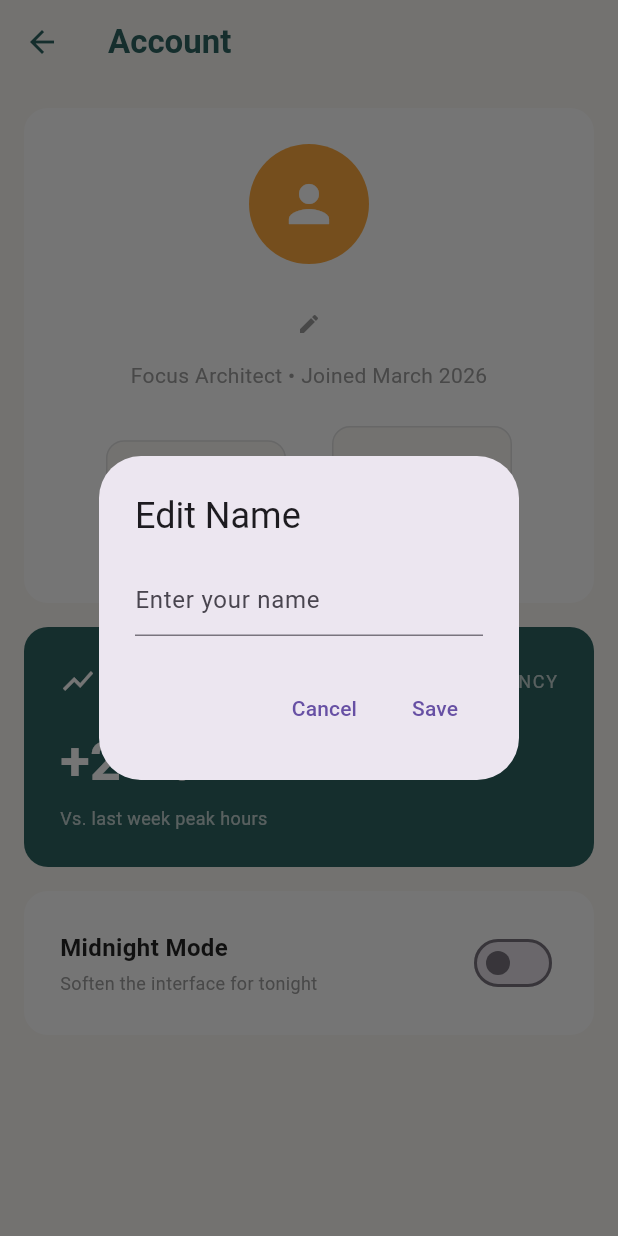
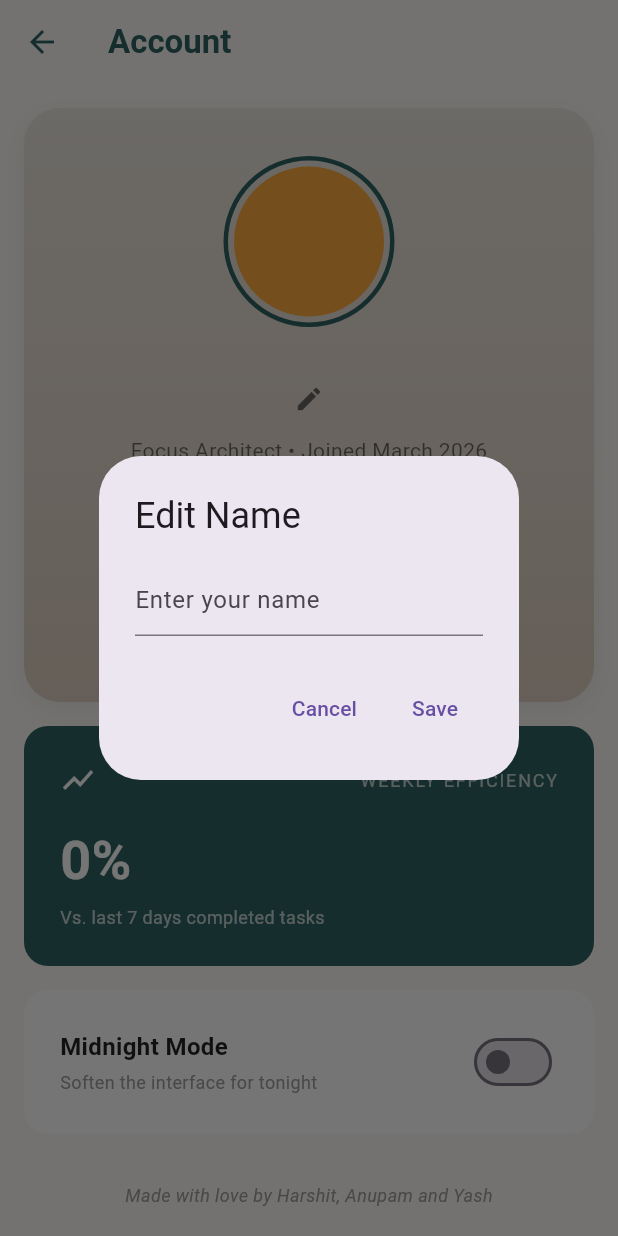
Before and after one commit to Itsharshitgoat/taskMaster, a Flutter app: the ProfileScreen screen opened directly, after a tap on the "edit" icon, on a phone screen of 412 x 824 dp. Run offline on Flutter 3.47's test engine with Material 3 defaults, Android fonts, the phone set to English and light mode, and no system bars; our stand-ins replace flutter_svg, image_picker, shared_preferences, sqflite; accounts and stored records are empty.

Commit message:
feat: update search UX, dynamic profile stats, and category picking
- Changed search logic so tapping the icon expands the input alongside the Morning Briefing text instead of hiding it.
- Replaced the default Android Date Picker with a custom themed CustomDatePicker.
- Added dynamic category creation (+ chip) allowing users to add custom categories inside the Add Task screen.
- Redesigned Profile Screen card: larger avatar, centralized text, gradient background (Arc Browser style).
- Added `image_picker` dependency to allow setting a custom profile picture by tapping the avatar.
- Calculated dynamic Weekly Efficiency (+X%) by comparing completed tasks from the past 7 days against the previous 7 days.
- Added "Made with love by Harshit, Anupam and Yash" at the bottom of the profile page.
- Rebuilt APK.

Co-authored-by: Itsharshitgoat <200472906+Itsharshitgoat@users.noreply.github.com>

```diff
--- a/lib/providers/task_provider.dart
+++ b/lib/providers/task_provider.dart
@@ -58,6 +58,18 @@ class TaskProvider with ChangeNotifier {
   List<Task> get completedTasks {
     final list = _tasks.where((t) => t.isCompleted).toList();
     return _filterSearch(list);
+  }
+
+  int get weeklyEfficiency {
+    final now = DateTime.now();
+    final last7Days = _tasks.where((t) => t.isCompleted && now.difference(t.createdAt).inDays <= 7).length;
+    final previous7Days = _tasks.where((t) => t.isCompleted && now.difference(t.createdAt).inDays > 7 && now.difference(t.createdAt).inDays <= 14).length;
+
+    if (previous7Days == 0) {
+      return last7Days > 0 ? 100 : 0;
+    }
+
+    return (((last7Days - previous7Days) / previous7Days) * 100).round();
   }
 
   Future<void> loadTasks() async {
--- a/lib/providers/user_provider.dart
+++ b/lib/providers/user_provider.dart
@@ -5,9 +5,13 @@ class UserProvider with ChangeNotifier {
   final PrefsService _prefsService = PrefsService();
   String _userName = "Elena Vance";
   DateTime _joinDate = DateTime.now();
+  String? _profileImagePath;
+  List<String> _categories = [];
 
   String get userName => _userName;
   DateTime get joinDate => _joinDate;
+  String? get profileImagePath => _profileImagePath;
+  List<String> get categories => _categories;
 
   UserProvider() {
     _loadUser();
@@ -17,6 +21,8 @@ class UserProvider with ChangeNotifier {
     _userName = await _prefsService.getUserName();
     final dateStr = await _prefsService.getJoinDate();
     _joinDate = DateTime.parse(dateStr);
+    _profileImagePath = await _prefsService.getProfileImage();
+    _categories = await _prefsService.getCategories();
     notifyListeners();
   }
 
@@ -25,4 +31,18 @@ class UserProvider with ChangeNotifier {
     await _prefsService.setUserName(name);
     notifyListeners();
   }
+
+  Future<void> updateProfileImage(String path) async {
+    _profileImagePath = path;
+    await _prefsService.setProfileImage(path);
+    notifyListeners();
+  }
+
+  Future<void> addCategory(String category) async {
+    if (!_categories.contains(category)) {
+      _categories.add(category);
+      await _prefsService.setCategories(_categories);
+      notifyListeners();
+    }
+  }
 }
--- a/lib/screens/profile_screen.dart
+++ b/lib/screens/profile_screen.dart
@@ -1,6 +1,8 @@
+import 'dart:io';
 import 'package:flutter/material.dart';
 import 'package:provider/provider.dart';
 import 'package:intl/intl.dart';
+import 'package:image_picker/image_picker.dart';
 import '../providers/theme_provider.dart';
 import '../providers/user_provider.dart';
 import '../providers/task_provider.dart';
@@ -20,6 +22,14 @@ class ProfileScreen extends StatelessWidget {
     if (completedTasks < 200) return 'Elite Performer';
     if (completedTasks < 300) return 'Legend';
     return 'Supreme Architect';
+  }
+
+  Future<void> _pickImage(UserProvider userProvider) async {
+    final ImagePicker picker = ImagePicker();
+    final XFile? image = await picker.pickImage(source: ImageSource.gallery);
+    if (image != null) {
+      await userProvider.updateProfileImage(image.path);
+    }
   }
 
   void _editName(BuildContext context, UserProvider userProvider) {
@@ -75,29 +85,57 @@ class ProfileScreen extends StatelessWidget {
           final isDark = themeProvider.isDarkMode;
           final cardColor = isDark ? const Color(0xFF1E1E1E) : Colors.white;
           final textColor = isDark ? Colors.white : Colors.black87;
+          final weeklyEff = taskProvider.weeklyEfficiency;
+          final effText = weeklyEff > 0 ? '+$weeklyEff%' : '$weeklyEff%';
 
           return ListView(
             padding: const EdgeInsets.all(16),
             children: [
               Container(
-                padding: const EdgeInsets.all(24),
+                width: double.infinity,
+                padding: const EdgeInsets.all(32),
                 decoration: BoxDecoration(
-                  color: cardColor,
-                  borderRadius: BorderRadius.circular(16),
+                  gradient: LinearGradient(
+                    colors: [
+                      isDark ? const Color(0xFF3E3A35) : const Color(0xFFEBE6DF),
+                      isDark ? const Color(0xFF2A2722) : const Color(0xFFDED0C1),
+                    ],
+                    begin: Alignment.topCenter,
+                    end: Alignment.bottomCenter,
+                  ),
+                  borderRadius: BorderRadius.circular(24),
+                  boxShadow: [
+                    BoxShadow(color: Colors.black.withValues(alpha: 0.05), blurRadius: 10, offset: const Offset(0, 5))
+                  ]
                 ),
                 child: Column(
                   children: [
-                    const CircleAvatar(radius: 40, backgroundColor: Colors.orangeAccent, child: Icon(Icons.person, color: Colors.white, size: 40)),
-                    const SizedBox(height: 16),
+                    GestureDetector(
+                      onTap: () => _pickImage(userProvider),
+                      child: Container(
+                        padding: const EdgeInsets.all(4),
+                        decoration: BoxDecoration(
+                          shape: BoxShape.circle,
+                          border: Border.all(color: isDark ? const Color(0xFF4FA8A4) : const Color(0xFF2E6562), width: 3),
+                        ),
+                        child: CircleAvatar(
+                          radius: 50,
+                          backgroundColor: Colors.orangeAccent,
+                          backgroundImage: userProvider.profileImagePath != null ? FileImage(File(userProvider.profileImagePath!)) : null,
+                          child: userProvider.profileImagePath == null ? const Icon(Icons.person, color: Colors.white, size: 50) : null,
+                        ),
+                      ),
+                    ),
+                    const SizedBox(height: 24),
                     Row(
                       mainAxisAlignment: MainAxisAlignment.center,
                       children: [
-                        Text(userProvider.userName, style: TextStyle(fontSize: 24, fontWeight: FontWeight.bold, color: textColor)),
-                        IconButton(icon: const Icon(Icons.edit, size: 16, color: Colors.grey), onPressed: () => _editName(context, userProvider)),
+                        Text(userProvider.userName, style: TextStyle(fontSize: 28, fontWeight: FontWeight.bold, color: isDark ? Colors.white : const Color(0xFF2E6562))),
+                        IconButton(icon: Icon(Icons.edit, size: 20, color: isDark ? Colors.white70 : Colors.black54), onPressed: () => _editName(context, userProvider)),
                       ],
                     ),
-                    Text('Focus Architect • Joined $joinDateFormatted', style: const TextStyle(color: Colors.grey)),
-                    const SizedBox(height: 24),
+                    Text('Focus Architect • Joined $joinDateFormatted', style: TextStyle(color: isDark ? Colors.white70 : Colors.black54, fontSize: 14)),
+                    const SizedBox(height: 32),
                     Row(
                       mainAxisAlignment: MainAxisAlignment.spaceEvenly,
                       children: [
@@ -112,23 +150,23 @@ class ProfileScreen extends StatelessWidget {
               Container(
                 padding: const EdgeInsets.all(24),
                 decoration: BoxDecoration(
-                  color: const Color(0xFF2E6562),
+                  color: isDark ? const Color(0xFF4FA8A4) : const Color(0xFF2E6562),
                   borderRadius: BorderRadius.circular(16),
                 ),
-                child: const Column(
+                child: Column(
                   crossAxisAlignment: CrossAxisAlignment.start,
                   children: [
-                    Row(
+                    const Row(
                       mainAxisAlignment: MainAxisAlignment.spaceBetween,
                       children: [
                         Icon(Icons.show_chart, color: Colors.white),
                         Text('WEEKLY EFFICIENCY', style: TextStyle(color: Colors.white70, fontSize: 12, letterSpacing: 1.2)),
                       ],
                     ),
-                    SizedBox(height: 16),
-                    Text('+24%', style: TextStyle(color: Colors.white, fontSize: 36, fontWeight: FontWeight.bold)),
-                    SizedBox(height: 4),
-                    Text('Vs. last week peak hours', style: TextStyle(color: Colors.white70, fontSize: 12)),
+                    const SizedBox(height: 16),
+                    Text(effText, style: const TextStyle(color: Colors.white, fontSize: 36, fontWeight: FontWeight.bold)),
+                    const SizedBox(height: 4),
+                    const Text('Vs. last 7 days completed tasks', style: TextStyle(color: Colors.white70, fontSize: 12)),
                   ],
                 ),
               ),
@@ -153,11 +191,16 @@ class ProfileScreen extends StatelessWidget {
                     Switch(
                       value: themeProvider.isDarkMode,
                       onChanged: (val) => themeProvider.toggleTheme(),
-                      activeColor: const Color(0xFF2E6562),
+                      activeColor: isDark ? const Color(0xFF4FA8A4) : const Color(0xFF2E6562),
                     )
                   ],
                 ),
-              )
+              ),
+              const SizedBox(height: 32),
+              Center(
+                child: Text('Made with love by Harshit, Anupam and Yash', style: TextStyle(color: Colors.grey.shade500, fontSize: 12, fontStyle: FontStyle.italic)),
+              ),
+              const SizedBox(height: 24),
             ],
           );
         },
--- a/lib/services/prefs_service.dart
+++ b/lib/services/prefs_service.dart
@@ -4,6 +4,8 @@ class PrefsService {
   static const String THEME_KEY = "isDarkMode";
   static const String USER_NAME_KEY = "userName";
   static const String JOIN_DATE_KEY = "joinDate";
+  static const String PROFILE_IMAGE_KEY = "profileImage";
+  static const String CATEGORIES_KEY = "categories";
 
   Future<void> setDarkMode(bool isDark) async {
     final prefs = await SharedPreferences.getInstance();
@@ -35,4 +37,24 @@ class PrefsService {
     }
     return joinDateStr;
   }
+
+  Future<void> setProfileImage(String path) async {
+    final prefs = await SharedPreferences.getInstance();
+    await prefs.setString(PROFILE_IMAGE_KEY, path);
+  }
+
+  Future<String?> getProfileImage() async {
+    final prefs = await SharedPreferences.getInstance();
+    return prefs.getString(PROFILE_IMAGE_KEY);
+  }
+
+  Future<void> setCategories(List<String> categories) async {
+    final prefs = await SharedPreferences.getInstance();
+    await prefs.setStringList(CATEGORIES_KEY, categories);
+  }
+
+  Future<List<String>> getCategories() async {
+    final prefs = await SharedPreferences.getInstance();
+    return prefs.getStringList(CATEGORIES_KEY) ?? ['Work', 'Studio', 'Personal'];
+  }
 }
--- a/pubspec.yaml
+++ b/pubspec.yaml
@@ -42,6 +42,7 @@ dependencies:
   path_provider: ^2.1.4
   uuid: ^4.4.0
   path: ^1.9.1
+  image_picker: ^1.2.1
 
 dev_dependencies:
   flutter_test:
```
Also changed, not shown: lib/screens/add_task_screen.dart (+54 -14 lines), lib/screens/home_screen.dart (+51 -26 lines), lib/widgets/custom_date_picker.dart (added, +82 -0 lines), pubspec.lock.
